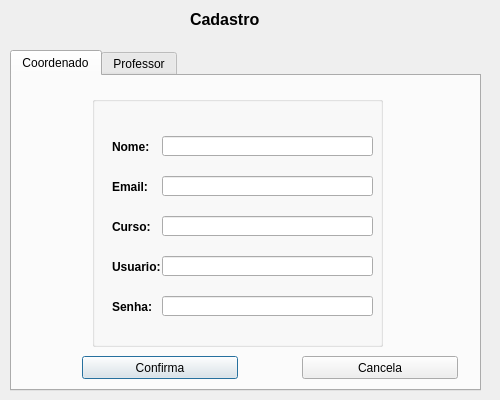
Qt form Mayko/projeto/cadastro.ui (UnPComp2013/Grupo6) before a commit.
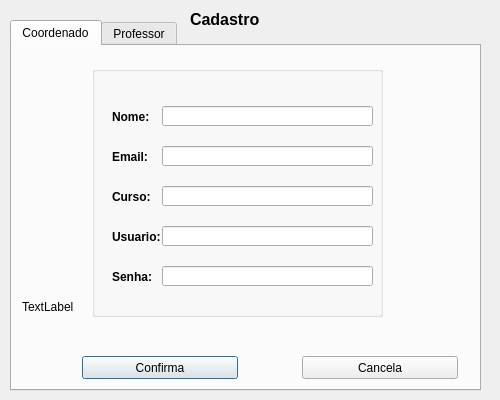
The same form after that commit.

```diff
--- a/Mayko/projeto/cadastro.ui
+++ b/Mayko/projeto/cadastro.ui
@@ -41,26 +41,13 @@
     <string>&lt;html&gt;&lt;head/&gt;&lt;body&gt;&lt;p&gt;&lt;span style=&quot; font-size:12pt; font-weight:600;&quot;&gt;Cadastro &lt;/span&gt;&lt;/p&gt;&lt;/body&gt;&lt;/html&gt;</string>
    </property>
   </widget>
-  <widget class="QLabel" name="lb_sec_status">
-   <property name="geometry">
-    <rect>
-     <x>20</x>
-     <y>370</y>
-     <width>241</width>
-     <height>21</height>
-    </rect>
-   </property>
-   <property name="text">
-    <string>TextLabel</string>
-   </property>
-  </widget>
   <widget class="QTabWidget" name="tabWidget">
    <property name="geometry">
     <rect>
      <x>10</x>
-     <y>50</y>
+     <y>20</y>
      <width>471</width>
-     <height>341</height>
+     <height>371</height>
     </rect>
    </property>
    <property name="currentIndex">
@@ -232,7 +219,7 @@
      <property name="geometry">
       <rect>
        <x>70</x>
-       <y>280</y>
+       <y>310</y>
        <width>156</width>
        <height>23</height>
       </rect>
@@ -245,7 +232,7 @@
      <property name="geometry">
       <rect>
        <x>290</x>
-       <y>280</y>
+       <y>310</y>
        <width>156</width>
        <height>23</height>
       </rect>
@@ -254,6 +241,19 @@
       <string>Cancela</string>
      </property>
     </widget>
+    <widget class="QLabel" name="lb_sec_status">
+     <property name="geometry">
+      <rect>
+       <x>10</x>
+       <y>250</y>
+       <width>241</width>
+       <height>21</height>
+      </rect>
+     </property>
+     <property name="text">
+      <string>TextLabel</string>
+     </property>
+    </widget>
    </widget>
    <widget class="QWidget" name="tab_2">
     <attribute name="title">
```
